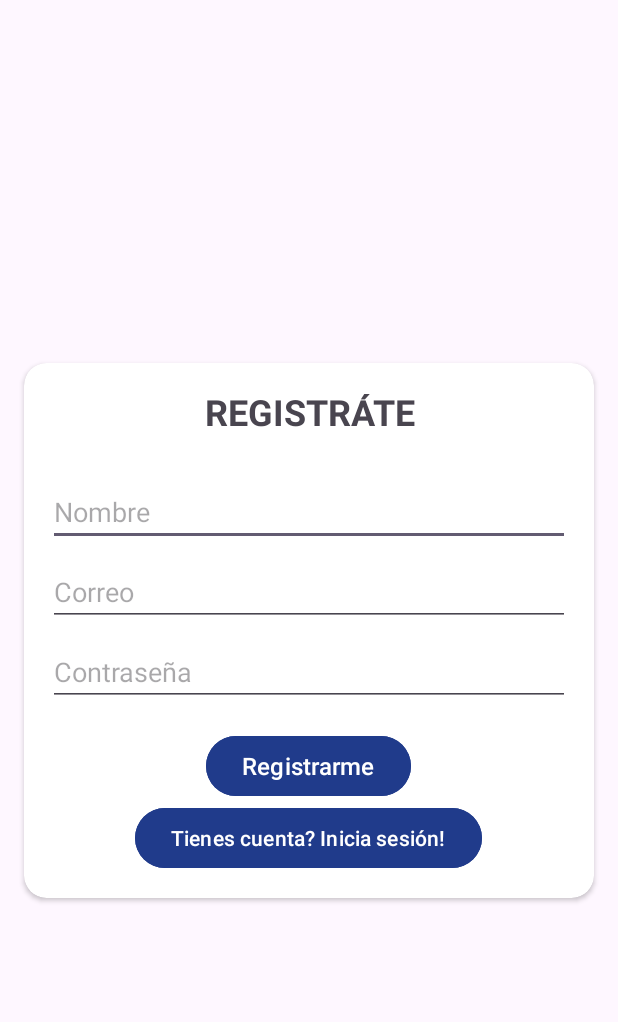
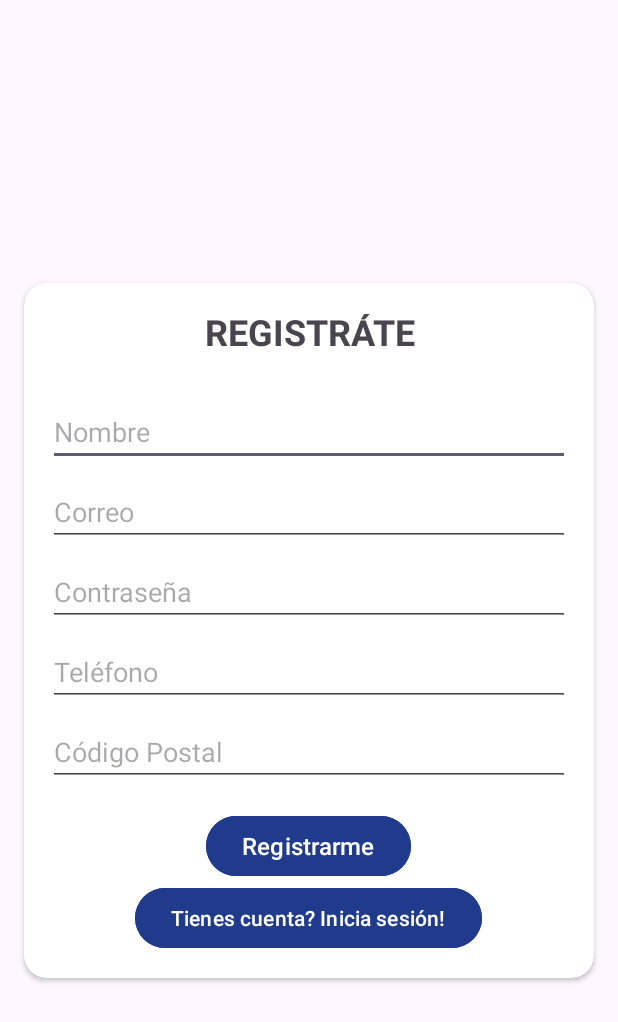
Before and after one commit to suil12/RestauranteAdvisor, an Android app: the RegisterActivity screen opened directly, with no data from a screen before it, on a phone screen of 412 x 824 dp. Shown: the top 1022 px of the screen. Run offline under Robolectric (Android 15) with nearby library versions, the phone set to English and light mode, and no system bars; our stand-ins replace Firebase (no records; nobody signed in at launch, a user with empty details on screens opened directly).

Commit message:
Bismilah3

```diff
--- a/app/src/main/res/layout/activity_register.xml
+++ b/app/src/main/res/layout/activity_register.xml
@@ -62,6 +62,24 @@
                 android:hint="Contraseña"
                 android:inputType="textPassword" />
 
+            <EditText
+                android:id="@+id/telefono"
+                android:layout_width="match_parent"
+                android:layout_height="wrap_content"
+                android:ems="10"
+                android:layout_marginTop="8dp"
+                android:hint="Teléfono"
+                android:inputType="phone" />
+
+            <EditText
+                android:id="@+id/codigo_postal"
+                android:layout_width="match_parent"
+                android:layout_height="wrap_content"
+                android:ems="10"
+                android:layout_marginTop="8dp"
+                android:hint="Código Postal"
+                android:inputType="textPostalAddress" />
+
             <Button
                 android:id="@+id/btn_registro"
                 android:layout_width="wrap_content"
```
Also changed, not shown: app/src/main/java/com/example/prueba2/RegisterActivity.java (+39 -43 lines), app/src/main/java/com/example/prueba2/model/User.java (added, +72 -0 lines).
